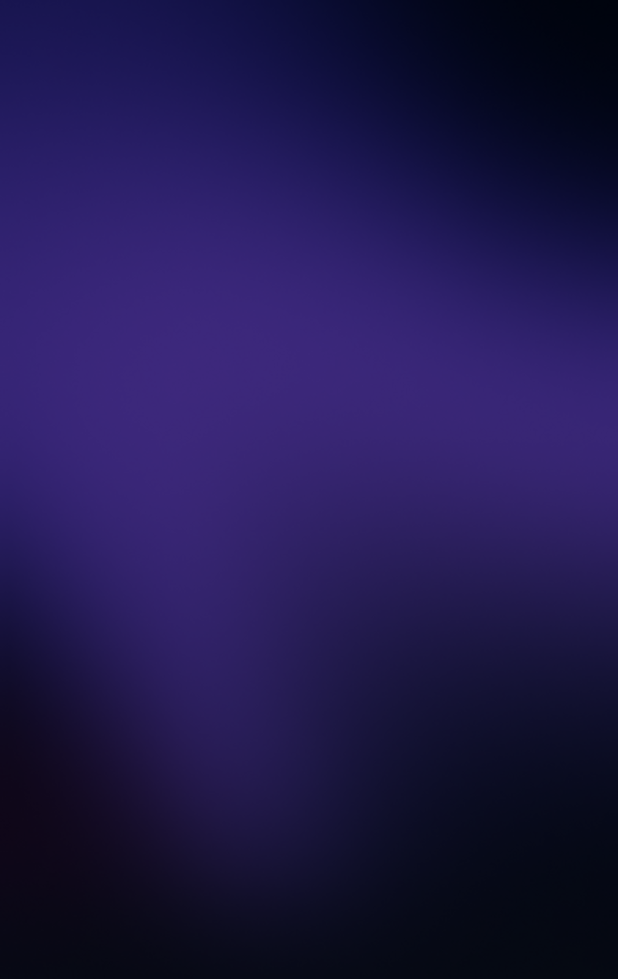
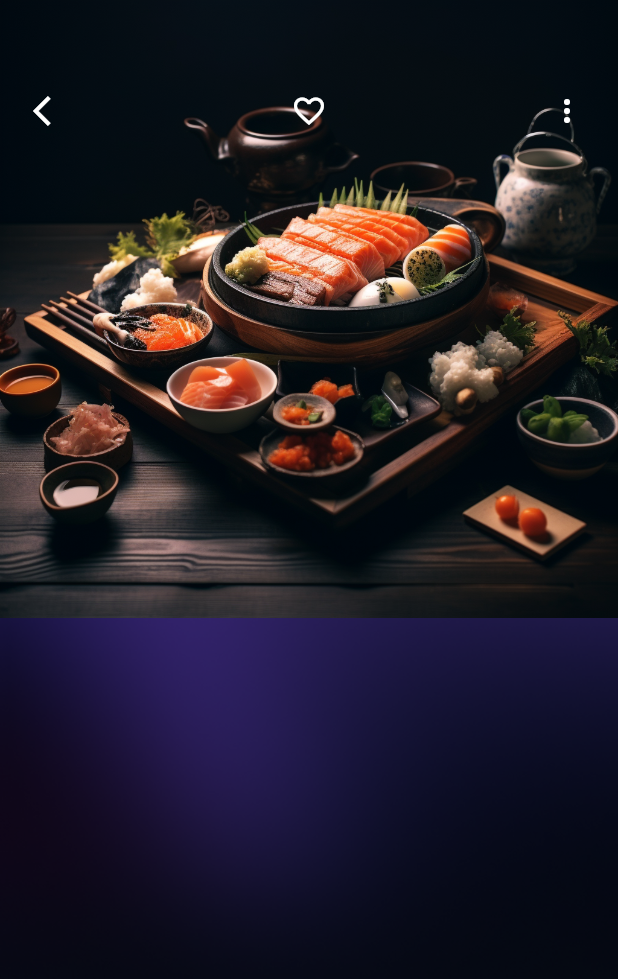
Before and after one commit to adeenazara2002/Flutter-final-hackathon, a Flutter app: the screen it shows after launch, on a phone screen of 412 x 824 dp. Shown: the top 979 px of the screen. Run offline on Flutter 3.47's test engine with Material 3 defaults, Android fonts, the phone set to English and light mode, and no system bars.

Commit message:
Restaurant Screen

```diff
--- a/lib/Screens/Restaurant/restaurant.dart
+++ b/lib/Screens/Restaurant/restaurant.dart
@@ -1,5 +1,3 @@
-import 'dart:async';
-import 'package:finalhackathonapplication/Screens/Home/homeScreen.dart';
 import 'package:flutter/material.dart';
 
 class RestaurantScreen extends StatefulWidget {
@@ -8,7 +6,6 @@ class RestaurantScreen extends StatefulWidget {
 }
 
 class _RestaurantScreenState extends State<RestaurantScreen> {
-
   @override
   Widget build(BuildContext context) {
     return Scaffold(
@@ -23,10 +20,49 @@ class _RestaurantScreenState extends State<RestaurantScreen> {
         ),
         child: Column(
           children: [
-            SizedBox(
-              height: 330,
+            // Use Stack to place icons over the deal image
+            Stack(
+              children: [
+                // Deal image
+                Image.asset(
+                  'assets/images/deal.png',
+                  width: MediaQuery.of(context).size.width,
+                ),
+                // Icons positioned over the deal image
+                Positioned(
+                  top: 50, // Adjust the top position to your preference
+                  left: 10, // Adjust the left position to your preference
+                  right: 10, // Adjust the right position to your preference
+                  child: Row(
+                    mainAxisAlignment: MainAxisAlignment.spaceBetween,
+                    children: [
+                      IconButton(
+                        icon: Icon(Icons.arrow_back_ios, color: Colors.white),
+                        onPressed: () {
+                          Navigator.pop(context);
+                        },
+                      ),
+                      IconButton(
+                        icon: Icon(Icons.favorite_border, color: Colors.white),
+                        onPressed: () {
+                        },
+                      ),
+                      IconButton(
+                        icon: Icon(Icons.more_vert, color: Colors.white),
+                        onPressed: () {
+                        },
+                      ),
+                    ],
+                  ),
+                ),
+              ],
             ),
-
+            // Other rows or widgets below the image
+            Row(
+              children: [
+                // You can add other content here as needed
+              ],
+            )
           ],
         ),
       ),
```
